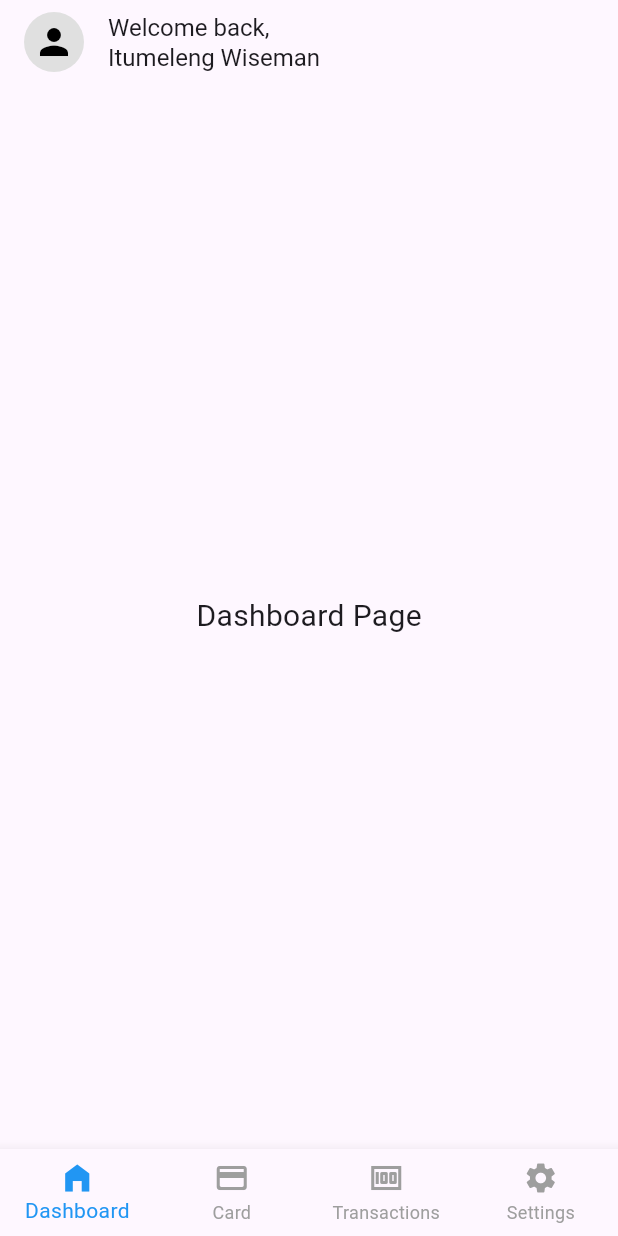
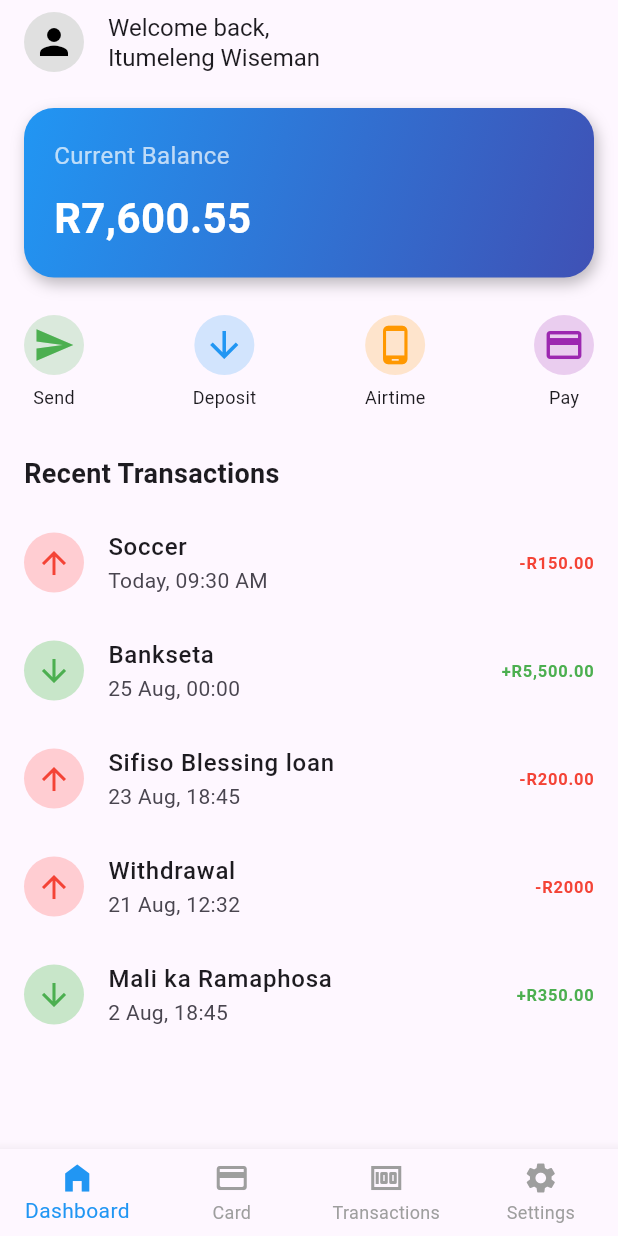
Before and after one commit to SifisoBlessingDuba/WiseBank-Frontend-, a Flutter app: the screen it shows after launch, on a phone screen of 412 x 824 dp. Run offline on Flutter 3.47's test engine with Material 3 defaults, Android fonts, the phone set to English and light mode, and no system bars; our stand-ins replace flutter_dash.

Commit message:
This is my DashBoard Page

```diff
--- a/lib/dashboard.dart
+++ b/lib/dashboard.dart
@@ -97,15 +97,124 @@ class _DashboardState extends State<Dashboard> {
 }
 
 // Pages
+// class HomePage extends StatelessWidget {
+//   const HomePage({super.key});
+//   @override
+//   Widget build(BuildContext context) {
+//     return const Center(
+//       child: Text('Dashboard Page', style: TextStyle(fontSize: 20)),
+//     );
+//   }
+// }
+
 class HomePage extends StatelessWidget {
   const HomePage({super.key});
+
   @override
   Widget build(BuildContext context) {
-    return const Center(
-      child: Text('Dashboard Page', style: TextStyle(fontSize: 20)),
+    return SingleChildScrollView(
+      padding: const EdgeInsets.all(16),
+      child: Column(
+        crossAxisAlignment: CrossAxisAlignment.start,
+        children: [
+          // Balance Card
+          Container(
+            width: double.infinity,
+            padding: const EdgeInsets.all(20),
+            decoration: BoxDecoration(
+              gradient: const LinearGradient(
+                colors: [Colors.blue, Colors.indigo],
+                begin: Alignment.topLeft,
+                end: Alignment.bottomRight,
+              ),
+              borderRadius: BorderRadius.circular(20),
+              boxShadow: [
+                BoxShadow(
+                  color: Colors.black26,
+                  blurRadius: 8,
+                  offset: Offset(2, 4),
+                ),
+              ],
+            ),
+            child: Column(
+              crossAxisAlignment: CrossAxisAlignment.start,
+              children: const [
+                Text("Current Balance",
+                    style: TextStyle(color: Colors.white70, fontSize: 16)),
+                SizedBox(height: 10),
+                Text("R7,600.55",
+                    style: TextStyle(
+                        color: Colors.white,
+                        fontSize: 28,
+                        fontWeight: FontWeight.bold)),
+              ],
+            ),
+          ),
+          const SizedBox(height: 25),
+
+          // Quick Actions Row
+          Row(
+            mainAxisAlignment: MainAxisAlignment.spaceBetween,
+            children: [
+              _quickAction(Icons.send, "Send", Colors.green),
+              _quickAction(Icons.arrow_downward, "Deposit", Colors.blue),
+              _quickAction(Icons.phone_android, "Airtime", Colors.orange),
+              _quickAction(Icons.payment, "Pay", Colors.purple),
+            ],
+          ),
+          const SizedBox(height: 30),
+
+          // Recent Transactions
+          const Text("Recent Transactions",
+              style: TextStyle(fontSize: 18, fontWeight: FontWeight.bold)),
+          const SizedBox(height: 10),
+
+          _transactionTile("Soccer", "-R150.00", "Today, 09:30 AM", false),
+          _transactionTile("Bankseta", "+R5,500.00", "25 Aug, 00:00", true),
+          _transactionTile("Sifiso Blessing loan", "-R200.00", "23 Aug, 18:45", false),
+          _transactionTile("Withdrawal", "-R2000", "21 Aug, 12:32", false),
+          _transactionTile("Mali ka Ramaphosa", "+R350.00", "2 Aug, 18:45", true),
+        ],
+      ),
+    );
+  }
+
+  // Quick Action Widget
+  static Widget _quickAction(IconData icon, String label, Color color) {
+    return Column(
+      children: [
+        CircleAvatar(
+          backgroundColor: color.withOpacity(0.2),
+          child: Icon(icon, color: color, size: 28),
+        ),
+        const SizedBox(height: 6),
+        Text(label, style: const TextStyle(fontSize: 12)),
+      ],
+    );
+  }
+
+  // Transaction Tile Widget
+  static Widget _transactionTile(
+      String title, String amount, String date, bool isIncome) {
+    return ListTile(
+      contentPadding: EdgeInsets.zero,
+      leading: CircleAvatar(
+        backgroundColor: isIncome ? Colors.green[100] : Colors.red[100],
+        child: Icon(
+          isIncome ? Icons.arrow_downward : Icons.arrow_upward,
+          color: isIncome ? Colors.green : Colors.red,
+        ),
+      ),
+      title: Text(title, style: const TextStyle(fontWeight: FontWeight.w500)),
+      subtitle: Text(date),
+      trailing: Text(amount,
+          style: TextStyle(
+              color: isIncome ? Colors.green : Colors.red,
+              fontWeight: FontWeight.bold)),
     );
   }
 }
+
 
 class CardPage extends StatelessWidget {
   const CardPage({super.key});
```
Also changed, not shown: pubspec.lock.
